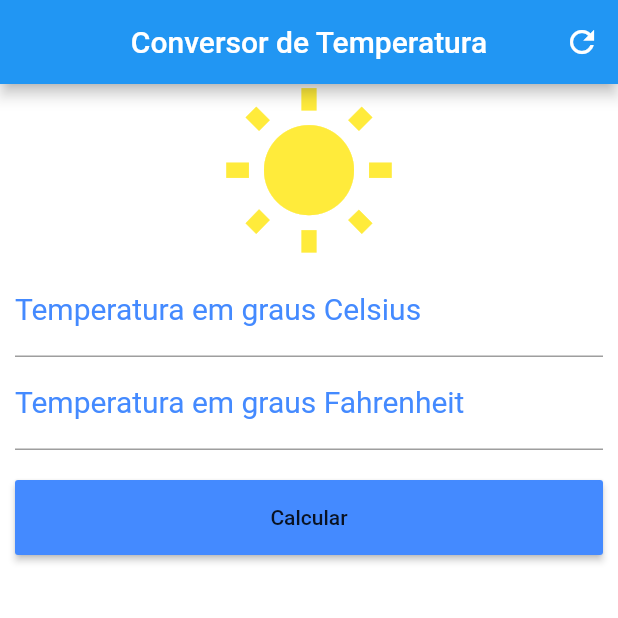
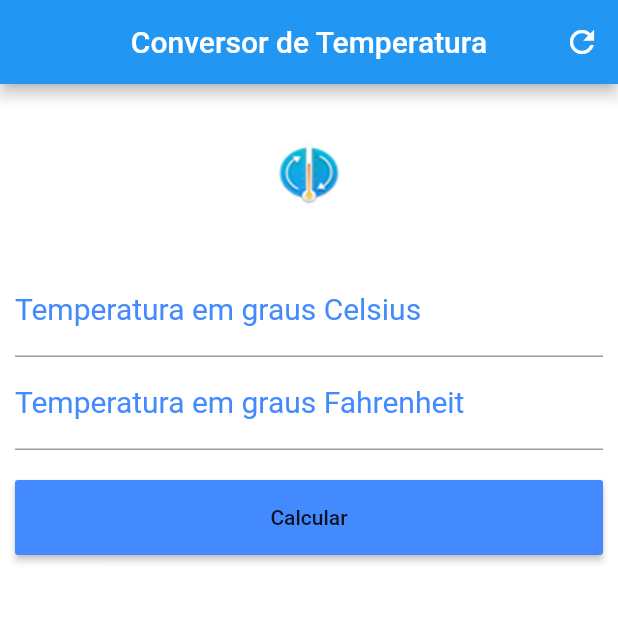
Before and after one commit to icarolopes/pos, a Flutter app: the screen it shows after launch, on a phone screen of 412 x 824 dp, the top half of it. Run offline on Flutter 3.47's test engine with Material 2 defaults, Android fonts, the phone set to English and light mode, and no system bars.

Commit message:
troca do icone sol pela imagem logo.png

```diff
--- a/conversor_temperatura/lib/main.dart
+++ b/conversor_temperatura/lib/main.dart
@@ -40,7 +40,8 @@ class _HomeState extends State<Home> {
       ],
     );
 
-    Icon icon = Icon(Icons.wb_sunny, size: 120, color: Colors.yellow);
+    // Icon icon = Icon(Icons.wb_sunny, size: 120, color: Colors.yellow);
+    Image imgLogo = Image.asset('assets/images/logo.png', height: 120, width: 120);
 
     TextStyle styleDecoration = TextStyle(color: Colors.blueAccent, fontSize: 20);
     TextStyle styleField = TextStyle(color: Colors.red);
@@ -96,7 +97,7 @@ class _HomeState extends State<Home> {
     Column column = Column(
       crossAxisAlignment: CrossAxisAlignment.stretch,
       children: <Widget> [
-        icon,
+        imgLogo,
         tempCelsius,
         tempFahrenheit,
         padding
--- a/conversor_temperatura/pubspec.yaml
+++ b/conversor_temperatura/pubspec.yaml
@@ -44,6 +44,8 @@ flutter:
   # assets:
   #  - images/a_dot_burr.jpeg
   #  - images/a_dot_ham.jpeg
+  assets:
+  - assets/images/logo.png
 
   # An image asset can refer to one or more resolution-specific "variants", see
   # https://flutter.io/assets-and-images/#resolution-aware.
```
Also changed, not shown: conversor_temperatura/assets/images/icon.png (added), conversor_temperatura/assets/images/logo.png (added), 1 other file.
